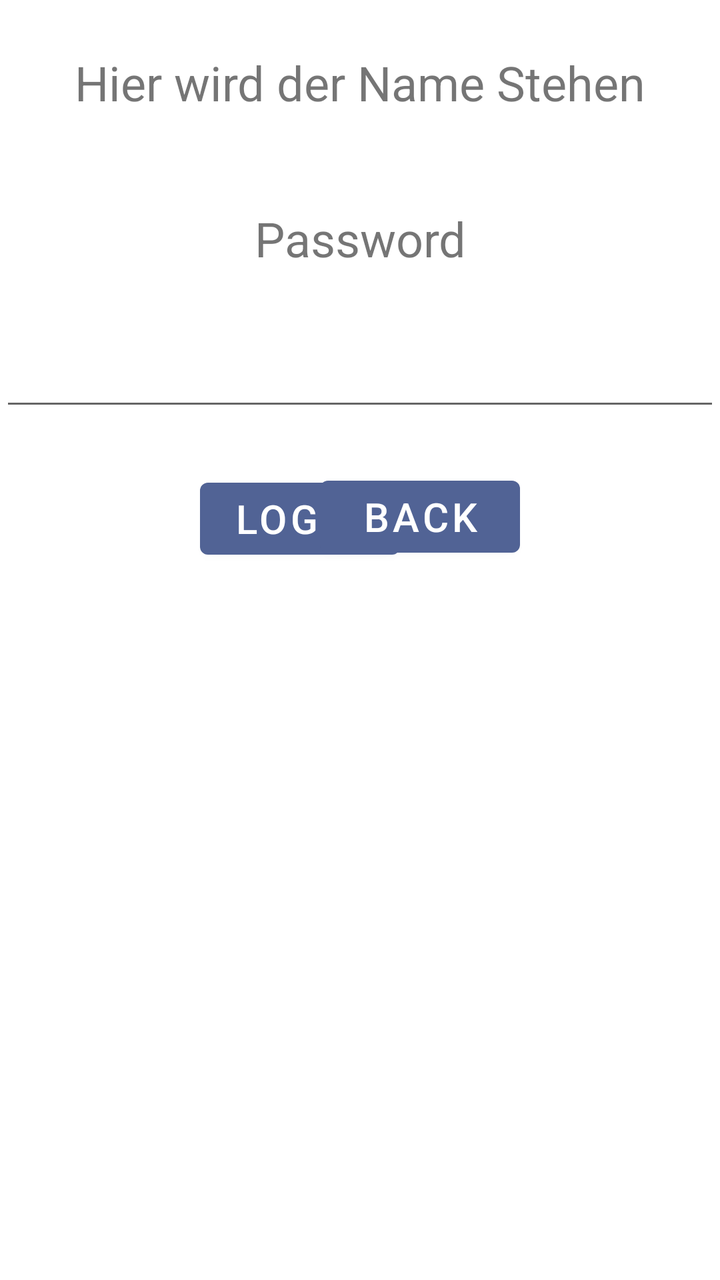
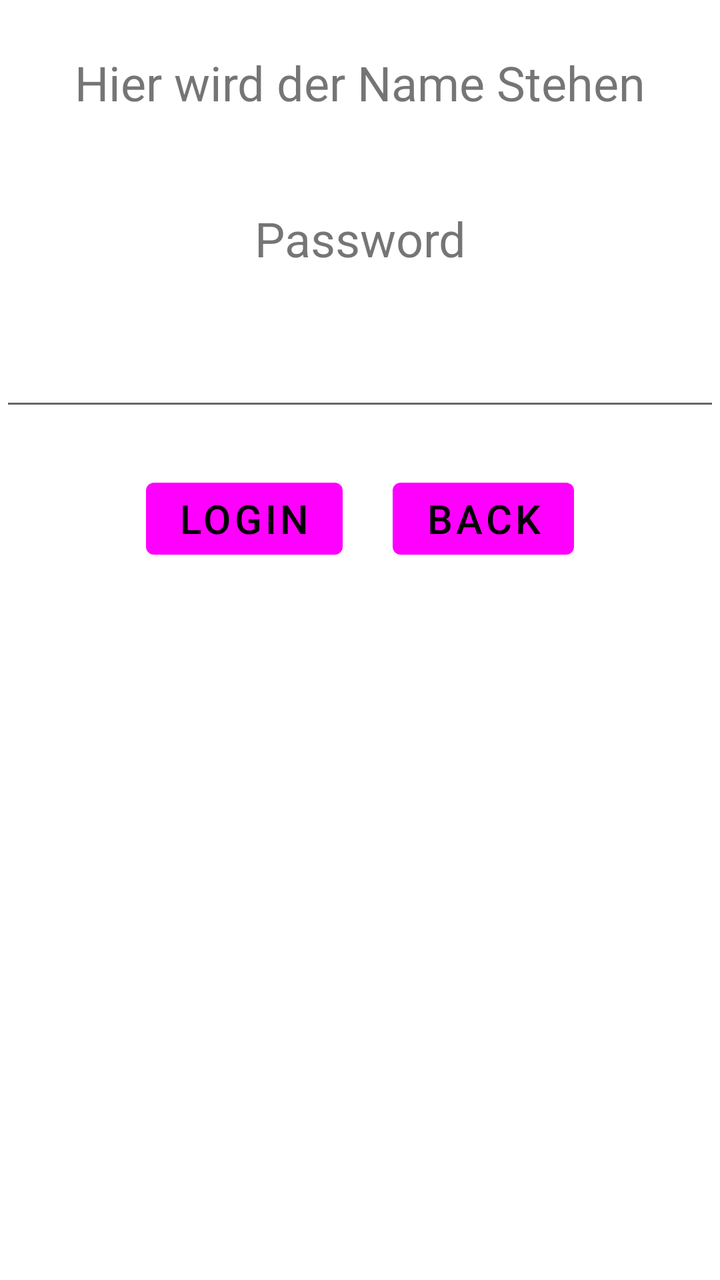

The first picture is an Android layout as it rendered before a commit; the second is the same layout after the commit. The layout source and the unified diff follow.
<!-- AndroidManifest.xml: application theme Theme.SELab23B02 -->
<!-- res/layout/fragment_multi_user_login.xml -->
<?xml version="1.0" encoding="utf-8"?>
<androidx.constraintlayout.widget.ConstraintLayout xmlns:android="http://schemas.android.com/apk/res/android"
    xmlns:app="http://schemas.android.com/apk/res-auto"
    xmlns:tools="http://schemas.android.com/tools"
    android:layout_width="match_parent"
    android:layout_height="match_parent"
    tools:context=".MultiUserLoginFragment">


        <androidx.constraintlayout.widget.ConstraintLayout
            android:id="@+id/linearLayout"
            android:layout_width="match_parent"
            android:layout_height="wrap_content"
            android:orientation="vertical"
            tools:ignore="ExtraText">

            <LinearLayout
                android:layout_width="match_parent"
                android:layout_height="wrap_content"
                tools:ignore="MissingConstraints" />

            <TextView
                android:id="@+id/Login_Name"
                android:layout_width="match_parent"
                android:layout_height="53dp"
                android:layout_marginStart="25dp"
                android:layout_marginTop="25dp"
                android:layout_marginEnd="25dp"
                android:text="Hier wird der Name Stehen"
                android:textAlignment="center"
                android:textSize="24sp"
                app:layout_constraintEnd_toEndOf="parent"
                app:layout_constraintHorizontal_bias="0.0"
                app:layout_constraintStart_toStartOf="parent"
                app:layout_constraintTop_toTopOf="parent" />
            <TextView
                android:id="@+id/PasswordTextView"
                android:layout_width="match_parent"
                android:layout_height="match_parent"
                android:layout_marginTop="25dp"
                app:layout_constraintEnd_toEndOf="parent"
                app:layout_constraintHorizontal_bias="0.0"
                app:layout_constraintStart_toStartOf="parent"
                app:layout_constraintTop_toBottomOf="@id/Login_Name"
                android:textAlignment="center"
                android:textSize="24dp"
                android:text="Password"/>

            <com.google.android.material.textfield.TextInputEditText
                android:id="@+id/PasswordInput"
                android:layout_width="match_parent"
                android:layout_height="50dp"
                android:layout_marginTop="25dp"
                app:layout_constraintEnd_toEndOf="parent"
                app:layout_constraintHorizontal_bias="0.0"
                app:layout_constraintStart_toStartOf="parent"
                app:layout_constraintTop_toBottomOf="@id/PasswordTextView" />

            <Button
                android:id="@+id/LoginButton"
                android:layout_width="100dp"
                android:layout_height="match_parent"
                android:layout_marginLeft="100dp"
                android:layout_marginTop="25dp"
                android:text="Login"
                android:textSize="20dp"
                app:layout_constraintEnd_toEndOf="parent"
                app:layout_constraintHorizontal_bias="0.0"
                app:layout_constraintStart_toStartOf="parent"
                app:layout_constraintTop_toBottomOf="@id/PasswordInput" />

            <Button
                android:id="@+id/BackButton"
                android:layout_width="100dp"
                android:layout_height="match_parent"
                android:layout_marginTop="24dp"
                android:layout_marginRight="100dp"
                android:text="Back"
                android:textSize="20dp"
                app:layout_constraintEnd_toEndOf="parent"
                app:layout_constraintHorizontal_bias="1.0"
                app:layout_constraintLeft_toRightOf="@id/LoginButton"
                app:layout_constraintStart_toEndOf="@+id/LoginButton"
                app:layout_constraintTop_toBottomOf="@id/PasswordInput" />


        </androidx.constraintlayout.widget.ConstraintLayout>
</androidx.constraintlayout.widget.ConstraintLayout>
<!-- resources referenced by this layout -->
<resources>
  <style name="Theme.SELab23B02" parent="Theme.MaterialComponents.DayNight.DarkActionBar">
          
          <item name="colorPrimary">@color/accent_color</item>
          <item name="colorPrimaryVariant">@color/accent_color</item>
          <item name="colorOnPrimary">@color/white</item>
          
          <item name="colorSecondary">@color/teal_200</item>
          <item name="colorSecondaryVariant">@color/teal_700</item>
          <item name="colorOnSecondary">@color/black</item>
          
          <item name="android:statusBarColor">?attr/colorPrimaryVariant</item>
          
      </style>
  <color name="accent_color">#516395</color>
  <color name="white">#FFFFFFFF</color>
  <color name="teal_200">#FF03DAC5</color>
  <color name="teal_700">#FF018786</color>
  <color name="black">#FF000000</color>
</resources>

<!-- the commit's change to res/layout/fragment_multi_user_login.xml (unified diff, before → after) -->
@@ -4,7 +4,8 @@
     xmlns:tools="http://schemas.android.com/tools"
     android:layout_width="match_parent"
     android:layout_height="match_parent"
-    tools:context=".MultiUserLoginFragment">
+    tools:context=".MultiUserLoginFragment"
+    android:id="@+id/multiUserLoginFragment">
 
 
         <androidx.constraintlayout.widget.ConstraintLayout
@@ -43,7 +44,7 @@
                 app:layout_constraintStart_toStartOf="parent"
                 app:layout_constraintTop_toBottomOf="@id/Login_Name"
                 android:textAlignment="center"
-                android:textSize="24dp"
+                android:textSize="24sp"
                 android:text="Password"/>
 
             <com.google.android.material.textfield.TextInputEditText
@@ -55,33 +56,31 @@
                 app:layout_constraintHorizontal_bias="0.0"
                 app:layout_constraintStart_toStartOf="parent"
                 app:layout_constraintTop_toBottomOf="@id/PasswordTextView" />
+            <LinearLayout
+                android:layout_width="wrap_content"
+                android:layout_height="wrap_content"
+                app:layout_constraintTop_toBottomOf="@id/PasswordInput"
+                app:layout_constraintLeft_toLeftOf="parent"
+                app:layout_constraintRight_toRightOf="parent"
+                android:divider="@drawable/divider_big"
+                android:gravity="center"
+                android:orientation="horizontal"
+                android:showDividers="middle"
+                android:layout_marginTop="25dp">
+                <Button
+                    android:id="@+id/LoginButton"
+                    android:layout_width="wrap_content"
+                    android:layout_height="wrap_content"
+                    android:text="Login"
+                    android:textSize="20sp" />
 
-            <Button
-                android:id="@+id/LoginButton"
-                android:layout_width="100dp"
-                android:layout_height="match_parent"
-                android:layout_marginLeft="100dp"
-                android:layout_marginTop="25dp"
-                android:text="Login"
-                android:textSize="20dp"
-                app:layout_constraintEnd_toEndOf="parent"
-                app:layout_constraintHorizontal_bias="0.0"
-                app:layout_constraintStart_toStartOf="parent"
-                app:layout_constraintTop_toBottomOf="@id/PasswordInput" />
-
-            <Button
-                android:id="@+id/BackButton"
-                android:layout_width="100dp"
-                android:layout_height="match_parent"
-                android:layout_marginTop="24dp"
-                android:layout_marginRight="100dp"
-                android:text="Back"
-                android:textSize="20dp"
-                app:layout_constraintEnd_toEndOf="parent"
-                app:layout_constraintHorizontal_bias="1.0"
-                app:layout_constraintLeft_toRightOf="@id/LoginButton"
-                app:layout_constraintStart_toEndOf="@+id/LoginButton"
-                app:layout_constraintTop_toBottomOf="@id/PasswordInput" />
+                <Button
+                    android:id="@+id/BackButton"
+                    android:layout_width="wrap_content"
+                    android:layout_height="wrap_content"
+                    android:text="Back"
+                    android:textSize="20sp" />
+            </LinearLayout>
 
 
         </androidx.constraintlayout.widget.ConstraintLayout>
<!-- resource entries referenced after the edit -->
@@ -1,10 +1,18 @@
 <!-- resources referenced by this layout -->
 <resources>
+  <!-- drawable divider_big (drawable) -->
+  <?xml version="1.0" encoding="utf-8"?>
+  <shape xmlns:android="http://schemas.android.com/apk/res/android">
+      <size
+          android:height="0dp"
+          android:width="25dp"
+          />
+  </shape>
   <style name="Theme.SELab23B02" parent="Theme.MaterialComponents.DayNight.DarkActionBar">
           
-          <item name="colorPrimary">@color/accent_color</item>
+          <item name="colorPrimary">@color/off_white</item>
           <item name="colorPrimaryVariant">@color/accent_color</item>
-          <item name="colorOnPrimary">@color/white</item>
+          <item name="colorOnPrimary">@color/black</item>
           
           <item name="colorSecondary">@color/teal_200</item>
           <item name="colorSecondaryVariant">@color/teal_700</item>
@@ -14,7 +22,6 @@
           
       </style>
   <color name="accent_color">#516395</color>
-  <color name="white">#FFFFFFFF</color>
   <color name="teal_200">#FF03DAC5</color>
   <color name="teal_700">#FF018786</color>
   <color name="black">#FF000000</color>
